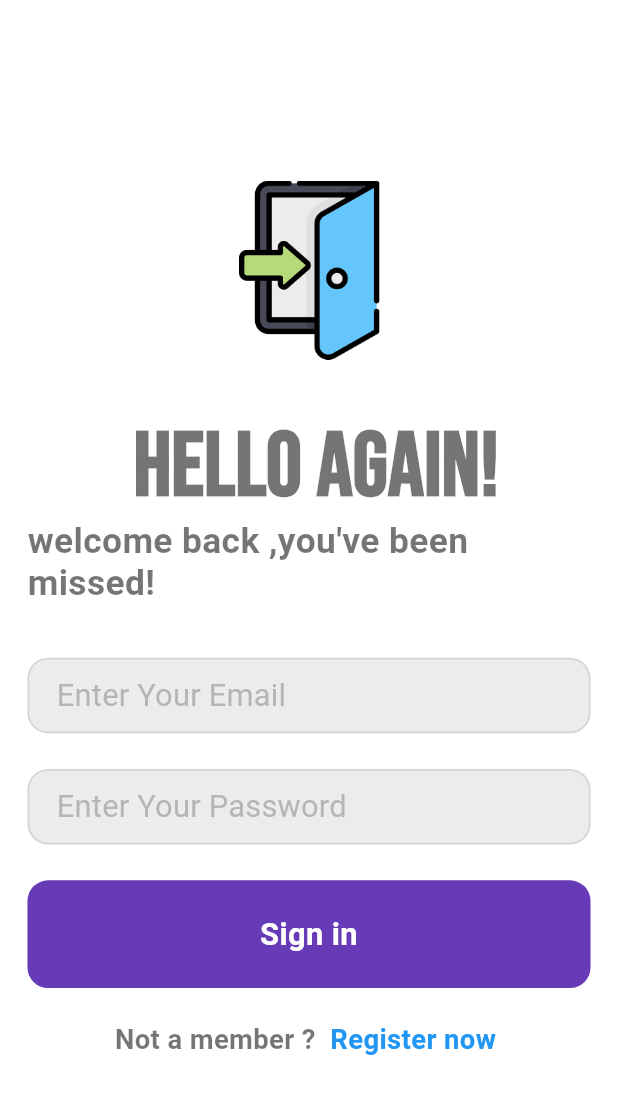
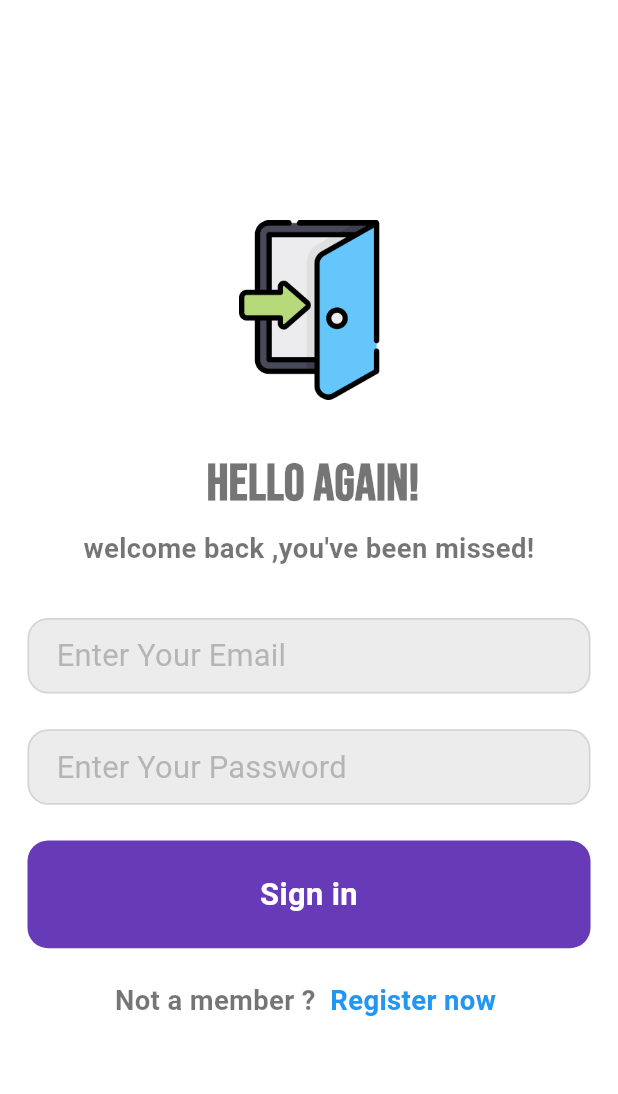
Before and after one commit to Elsayed87/sign_in_page, a Flutter app: the screen it shows after launch, on a phone screen of 412 x 824 dp. Shown: the top 1094 px of the screen. Run offline on Flutter 3.47's test engine with Material 2 defaults, Android fonts, the phone set to English and light mode, and no system bars; our stand-ins replace flutter_screenutil, google_fonts.

Commit message:
adding some modifacation to adjust text widgets

```diff
--- a/lib/const/size_box.dart
+++ b/lib/const/size_box.dart
@@ -2,6 +2,9 @@ import 'package:flutter/material.dart';
 import 'package:flutter_screenutil/flutter_screenutil.dart';
 // vertical sized box
 class AppSizedBox {
+    static final  sizedBox10 = SizedBox(
+    height: 10.h,
+  );
   static final  sizedBox20 = SizedBox(
     height: 20.h,
   );
--- a/lib/main.dart
+++ b/lib/main.dart
@@ -3,7 +3,9 @@ import 'package:flutter_screenutil/flutter_screenutil.dart';
 import 'package:sign_in_page/screens/login_screen.dart';
 
 void main() {
-  runApp(const MyApp());
+  runApp(
+    const MyApp(),
+  );
 }
 
 class MyApp extends StatelessWidget {
--- a/lib/screens/login_screen.dart
+++ b/lib/screens/login_screen.dart
@@ -20,6 +20,7 @@ class LoginScreen extends StatelessWidget {
         padding: EdgeInsets.symmetric(horizontal: 16.w),
         child: Center(
           child: SingleChildScrollView(
+            child: Center(
               child: Column(
                 mainAxisAlignment: MainAxisAlignment.center,
                 children: [
@@ -29,13 +30,18 @@ class LoginScreen extends StatelessWidget {
                   ),
                   AppSizedBox.sizedBox30,
                   Text(AppString.headerText.toUpperCase(),
+                      maxLines: 1,
+                      textAlign: TextAlign.center,
                       style: GoogleFonts.bebasNeue(
                         color: AppColor.blackColor,
-                        fontSize: 52.sp,
-                        fontWeight: FontWeight.bold)),
+                        fontSize: 30.sp,
+                        fontWeight: FontWeight.w700,
+                      )),
+                  AppSizedBox.sizedBox10,
                   Text(
                     AppString.welcomeMessageText,
-                  style: customTextStyle(size: 18.sp),
+                    textAlign: TextAlign.center,
+                    style: customTextStyle(),
                   ),
                   AppSizedBox.sizedBox30,
                   const CustomTextFeild(hintText: AppString.emailHintText),
@@ -62,6 +68,7 @@ class LoginScreen extends StatelessWidget {
               ),
             ),
           ),
+        ),
       )),
     );
   }
--- a/pubspec.yaml
+++ b/pubspec.yaml
@@ -38,6 +38,7 @@ dependencies:
   cupertino_icons: ^1.0.2
   flutter_screenutil: ^5.6.0
   google_fonts: ^3.0.1
+  device_preview: ^1.1.0
 
 dev_dependencies:
   flutter_test:
```
Also changed, not shown: pubspec.lock, 1 other file. Lines whose indentation alone changed are shown as unchanged.
